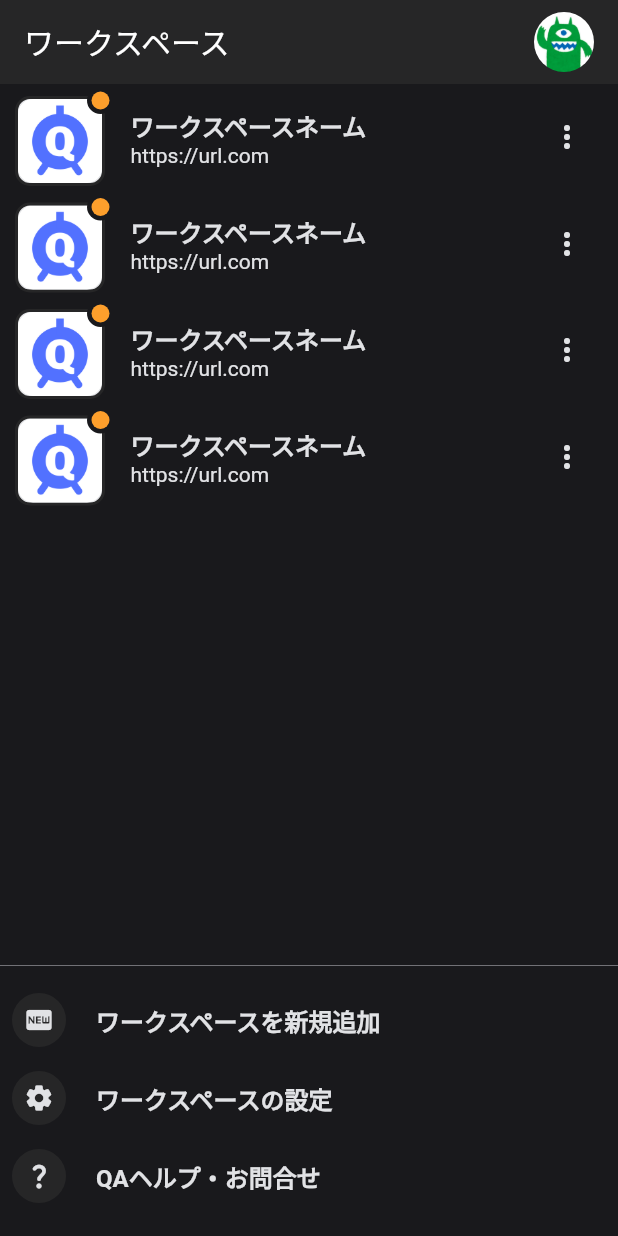
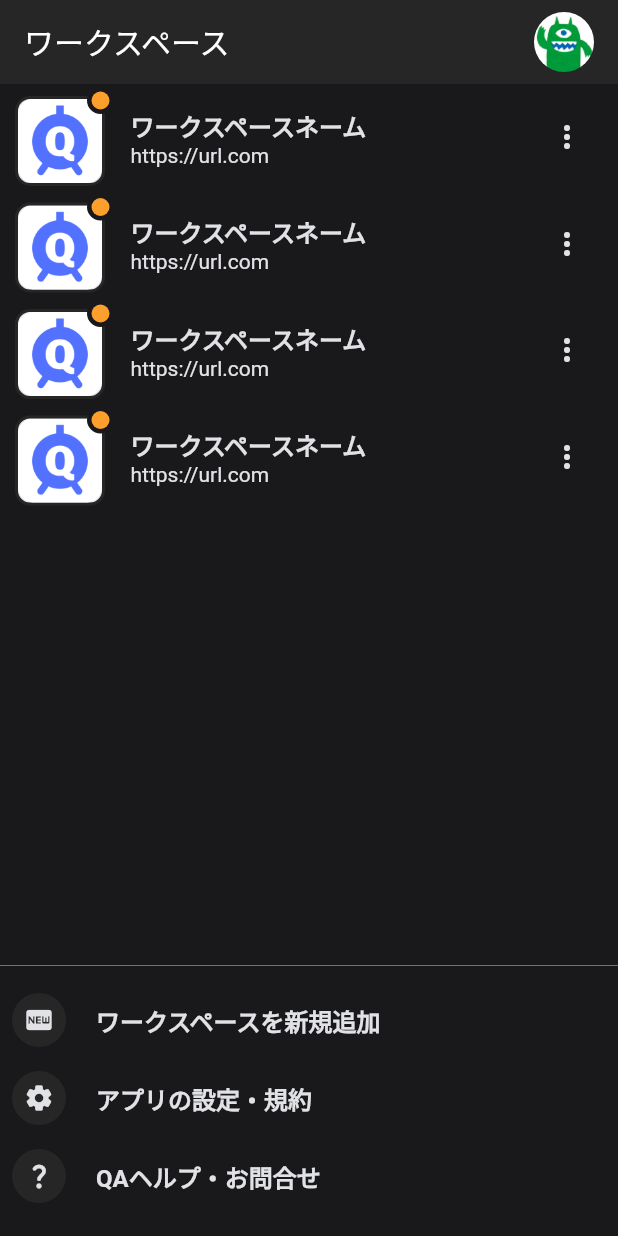
Before and after one commit to kurogoma-flutter/Qtank-mobile, a Flutter app: the screen it shows after launch, on a phone screen of 412 x 824 dp. Run offline on Flutter 3.47's test engine with Material 2 defaults, Android fonts, the phone set to English and light mode, and no system bars; our stand-ins replace firebase_core, go_router; accounts and stored records are empty; generated files the repository leaves out were written again.

Commit message:
サンプルUI作成 #5

```diff
--- a/lib/main.dart
+++ b/lib/main.dart
@@ -25,6 +25,7 @@ class MyApp extends StatelessWidget {
       routeInformationProvider: router.routeInformationProvider,
       routeInformationParser: router.routeInformationParser,
       routerDelegate: router.routerDelegate,
+      debugShowCheckedModeBanner: false,
       title: 'QTank for Mobile',
       theme: ThemeData(
         primaryColor: QTankColor.black,
--- a/lib/presentation/pages/qtank/qtank_workspace_list_page.dart
+++ b/lib/presentation/pages/workspace/qtank_workspace_list_page.dart
@@ -15,13 +15,17 @@ class QTankListViewPage extends StatelessWidget {
           mainAxisAlignment: MainAxisAlignment.spaceBetween,
           children: [
             const Text('ワークスペース'),
-            SizedBox(
+            GestureDetector(
+              behavior: HitTestBehavior.opaque,
+              child: SizedBox(
                 width: 40,
                 height: 40,
                 child: ClipRRect(
                   borderRadius: BorderRadius.circular(20),
                   child: Image.asset('assets/dammy_icon_3.png'),
                 ),
+              ),
+              onTap: () => context.push('/user_profile'),
             ),
           ],
         ),
@@ -103,6 +107,22 @@ class _QTankListItemImage extends StatelessWidget {
         const Positioned(
           top: -1,
           right: -1,
+          child: _NotReadIcon(),
+        ),
+      ],
+    );
+  }
+}
+
+class _NotReadIcon extends StatelessWidget {
+  const _NotReadIcon({
+    Key? key,
+  }) : super(key: key);
+
+  @override
+  Widget build(BuildContext context) {
+    return const Visibility(
+      visible: true,
       child: CircleAvatar(
         backgroundColor: QTankColor.black,
         maxRadius: 9,
@@ -111,8 +131,6 @@ class _QTankListItemImage extends StatelessWidget {
           maxRadius: 6,
         ),
       ),
-        ),
-      ],
     );
   }
 }
@@ -170,7 +188,7 @@ class _BottomSheet extends StatelessWidget {
       height: 150,
       child: Container(
         decoration: const BoxDecoration(
-          color: Colors.white,
+          color: QTankColor.white,
           borderRadius: BorderRadius.only(
             topRight: Radius.circular(20.0),
             topLeft: Radius.circular(20.0),
@@ -271,21 +289,39 @@ class _QTankActionMenuList extends StatelessWidget {
       height: 180,
       width: MediaQuery.of(context).size.width,
       child: Column(
-        children: const <Widget>[
-          SizedBox(height: 10),
-          _QTankActionMenuItem(
+        children: <Widget>[
+          const SizedBox(height: 10),
+          GestureDetector(
+            behavior: HitTestBehavior.opaque,
+            child: const _QTankActionMenuItem(
               icon: Icons.fiber_new,
               title: 'ワークスペースを新規追加',
             ),
-          _QTankActionMenuItem(
+            onTap: () {
+              context.go('/create_workspace');
+            },
+          ),
+          GestureDetector(
+            behavior: HitTestBehavior.opaque,
+            child: const _QTankActionMenuItem(
               icon: Icons.settings_rounded,
-            title: 'ワークスペースの設定',
+              title: 'アプリの設定・規約',
             ),
-          _QTankActionMenuItem(
+            onTap: () {
+              context.push('/setting_app_and_legal');
+            },
+          ),
+          GestureDetector(
+            behavior: HitTestBehavior.opaque,
+            child: const _QTankActionMenuItem(
               icon: Icons.question_mark_rounded,
               title: 'QAヘルプ・お問合せ',
             ),
-          SizedBox(height: 10),
+            onTap: () {
+              print('QAヘルプ・お問合せ画面');
+            },
+          ),
+          const SizedBox(height: 10),
         ],
       ),
     );
--- a/lib/presentation/router/route.dart
+++ b/lib/presentation/router/route.dart
@@ -1,10 +1,16 @@
 // ルーティング設定用ファイル
 import 'package:flutter/material.dart';
 import 'package:go_router/go_router.dart';
-import 'package:qtank_mobile/presentation/pages/error/simple_error_page.dart';
+import 'package:qtank_mobile/presentation/pages/legal/app_term_page.dart';
+import 'package:qtank_mobile/presentation/pages/legal/inquiry_page.dart';
+import 'package:qtank_mobile/presentation/pages/legal/privacy_polict_page.dart';
 
-import '../pages/qtank/qtank_workspace_list_page.dart';
-import '../pages/qtank/qtank_workspace_home_page.dart';
+import '../pages/error/simple_error_page.dart';
+import '../pages/workspace/create_workspace_page.dart';
+import '../pages/setting/component/app_setting_page.dart';
+import '../pages/workspace/qtank_workspace_list_page.dart';
+import '../pages/workspace/qtank_workspace_home_page.dart';
+import '../pages/user/component/user_profile_page.dart';
 
 final GoRouter router = GoRouter(
   routes: <GoRoute>[
@@ -14,11 +20,42 @@ final GoRouter router = GoRouter(
           const QTankListViewPage(),
     ),
     GoRoute(
-        path: '/workspace/:workspaceId',
-        builder: (BuildContext context, GoRouterState state) {
-          String workspaceId = state.params['workspaceId']!;
-          return QTankWorkSpaceHomePage(workspaceId: workspaceId);
-        }),
+      path: '/workspace/:workspaceId',
+      builder: (BuildContext context, GoRouterState state) {
+        String workspaceId = state.params['workspaceId']!;
+        return QTankWorkSpaceHomePage(workspaceId: workspaceId);
+      },
+    ),
+    GoRoute(
+      path: '/user_profile',
+      builder: (BuildContext context, GoRouterState state) =>
+          const UserProfilePage(),
+    ),
+    GoRoute(
+      path: '/setting_app_and_legal',
+      builder: (BuildContext context, GoRouterState state) =>
+          const SettingAppAndLegalPage(),
+    ),
+    GoRoute(
+      path: '/create_workspace',
+      builder: (BuildContext context, GoRouterState state) =>
+          const CreateWorkSpacePage(),
+    ),
+    GoRoute(
+      path: '/legal/privacy_policy',
+      builder: (BuildContext context, GoRouterState state) =>
+          const PrivacyPolicyPage(),
+    ),
+    GoRoute(
+      path: '/legal/app_term',
+      builder: (BuildContext context, GoRouterState state) =>
+          const AppTermPage(),
+    ),
+    GoRoute(
+      path: '/legal/inquiry',
+      builder: (BuildContext context, GoRouterState state) =>
+          const InquiryPage(),
+    ),
   ],
   initialLocation: '/',
   errorBuilder: (context, state) => const SimpleErrorPage(),
--- a/lib/presentation/style/color.dart
+++ b/lib/presentation/style/color.dart
@@ -7,6 +7,7 @@ class QTankColor {
   static const Color greyWhite = Color.fromARGB(255, 126, 126, 131);
   static const Color white = Color.fromARGB(255, 225, 226, 229);
   static const Color blue = Color.fromARGB(255, 9, 19, 154);
+  static const Color lightBlue = Color.fromARGB(255, 62, 132, 238);
   static const Color orange = Color.fromARGB(255, 253, 159, 44);
   static const Color red = Color.fromARGB(255, 230, 70, 42);
 }
--- a/lib/presentation/style/style.dart
+++ b/lib/presentation/style/style.dart
@@ -4,6 +4,18 @@ import 'package:qtank_mobile/presentation/style/color.dart';
 class QTankTextStyle {
   static const TextStyle title = TextStyle(
     fontSize: 20,
+    fontWeight: FontWeight.bold,
+    color: QTankColor.white,
+  );
+
+  static const TextStyle titleBlack = TextStyle(
+    fontSize: 20,
+    fontWeight: FontWeight.bold,
+    color: QTankColor.black,
+  );
+
+  static const TextStyle largeTitle = TextStyle(
+    fontSize: 24,
     fontWeight: FontWeight.bold,
     color: QTankColor.white,
   );
@@ -20,14 +32,59 @@ class QTankTextStyle {
     color: QTankColor.black,
   );
 
+  static const TextStyle alertText = TextStyle(
+    fontSize: 14,
+    fontWeight: FontWeight.bold,
+    color: QTankColor.orange,
+  );
+
   static const TextStyle alertTextBold = TextStyle(
     fontSize: 16,
     fontWeight: FontWeight.bold,
     color: QTankColor.red,
   );
 
+  static const TextStyle planeWhiteText = TextStyle(
+    fontSize: 12,
+    color: QTankColor.white,
+  );
+
+  static const TextStyle planeBlackText = TextStyle(
+    fontSize: 12,
+    color: QTankColor.black,
+  );
+
   static const TextStyle subtitle = TextStyle(
     fontSize: 14,
     color: QTankColor.white,
   );
+
+  static const TextStyle subtitleOrange = TextStyle(
+    fontSize: 14,
+    color: QTankColor.orange,
+  );
+
+  static const TextStyle subtitleBold = TextStyle(
+    fontSize: 14,
+    fontWeight: FontWeight.bold,
+    color: QTankColor.white,
+  );
+
+  static const TextStyle subtitleBlack = TextStyle(
+    fontSize: 14,
+    color: QTankColor.black,
+  );
+
+  static const TextStyle textBoldWithShadow = TextStyle(
+    fontSize: 14,
+    fontWeight: FontWeight.bold,
+    color: QTankColor.white,
+    shadows: <Shadow>[
+      Shadow(
+        offset: Offset(1.0, 1.0),
+        blurRadius: 2.0,
+        color: QTankColor.greyBlack,
+      )
+    ],
+  );
 }
```
Also changed, not shown: lib/presentation/pages/legal/app_term_page.dart (added, +27 -0 lines), lib/presentation/pages/legal/inquiry_page.dart (added, +27 -0 lines), lib/presentation/pages/legal/privacy_polict_page.dart (added, +27 -0 lines), lib/presentation/pages/setting/component/app_setting_page.dart (added, +134 -0 lines), lib/presentation/pages/user/component/user_profile_page.dart (added, +138 -0 lines), lib/presentation/pages/workspace/create_workspace_page.dart (added, +96 -0 lines), lib/presentation/pages/workspace/qtank_workspace_home_page.dart (renamed from lib/presentation/pages/qtank/qtank_workspace_home_page.dart, +26 -3 lines), pubspec.yaml (+4 -3 lines), pubspec.lock, 6 other files. Lines whose indentation alone changed are shown as unchanged.
